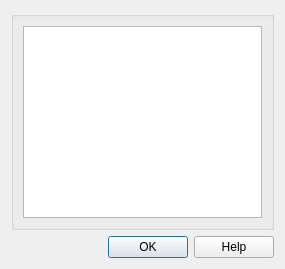
Qt form designer/addmodel.ui (ankitects/anki) before a commit.
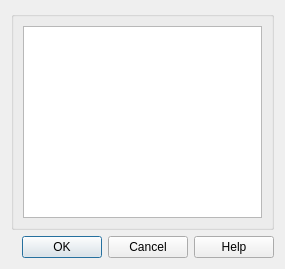
The same form after that commit.

Commit message: add close to add models

The edit to the form file:
```diff
--- a/designer/addmodel.ui
+++ b/designer/addmodel.ui
@@ -44,7 +44,7 @@
       <enum>Qt::Horizontal</enum>
      </property>
      <property name="standardButtons">
-      <set>QDialogButtonBox::Help|QDialogButtonBox::Ok</set>
+      <set>QDialogButtonBox::Cancel|QDialogButtonBox::Help|QDialogButtonBox::Ok</set>
      </property>
     </widget>
    </item>
```
The commit also changes 1 other file.
